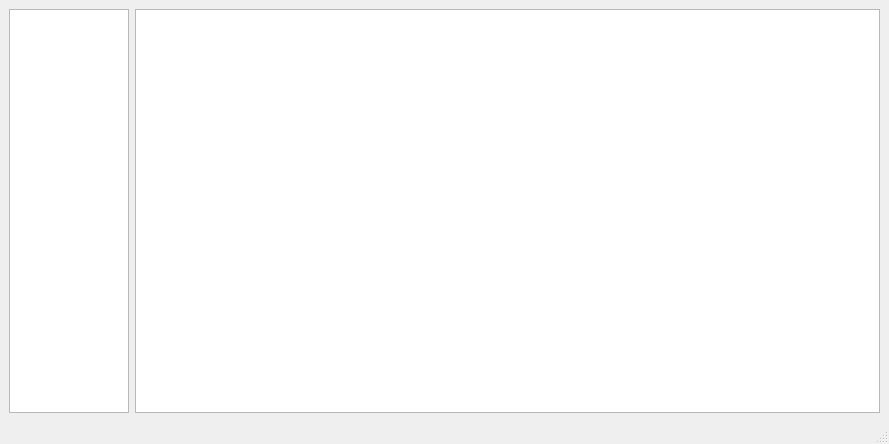
Above: examples/VegeTablesPrice/mainwindow.ui from AbelTian/LibQQt before the change. Below: the same form after it.
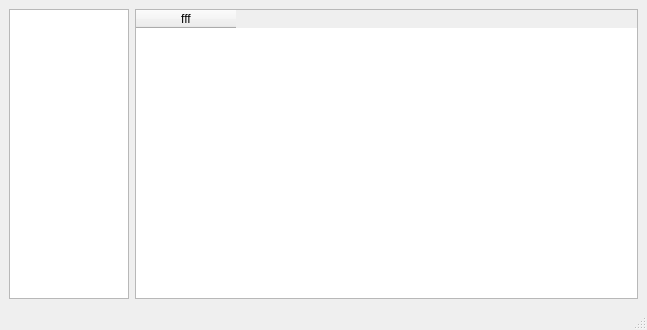
That is the form after the change.

```diff
--- a/examples/VegeTablesPrice/mainwindow.ui
+++ b/examples/VegeTablesPrice/mainwindow.ui
@@ -6,8 +6,8 @@
    <rect>
     <x>0</x>
     <y>0</y>
-    <width>889</width>
-    <height>444</height>
+    <width>647</width>
+    <height>330</height>
    </rect>
   </property>
   <property name="windowTitle">
@@ -32,7 +32,13 @@
      </widget>
     </item>
     <item>
-     <widget class="QTableWidget" name="tb"/>
+     <widget class="QTableWidget" name="tb">
+      <column>
+       <property name="text">
+        <string>fff</string>
+       </property>
+      </column>
+     </widget>
     </item>
    </layout>
   </widget>
```
Left out of the diff: 2 changed lines with no effect on the pictures.
